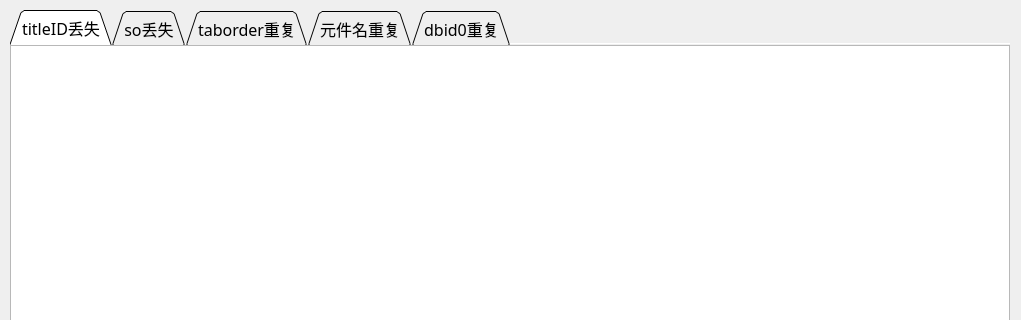
First picture: the form in formCheck/checkRstTab.ui, repository Mucly/HongX-PyQt, before the edit; both pictures show x 0 to 1021 and y 0 to 320 of the 1021 by 656 pixel window.
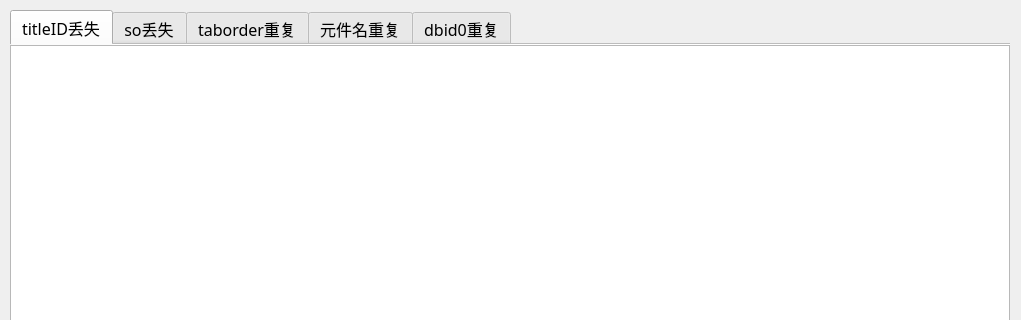
Second picture: the form after the edit.

Commit message: HMI画面验证器去除无用内容

Patch:
```diff
--- a/formCheck/checkRstTab.ui
+++ b/formCheck/checkRstTab.ui
@@ -41,7 +41,7 @@
     <enum>QTabWidget::North</enum>
    </property>
    <property name="tabShape">
-    <enum>QTabWidget::Triangular</enum>
+    <enum>QTabWidget::Rounded</enum>
    </property>
    <property name="currentIndex">
     <number>0</number>
```
The commit also changes 6 other files.
